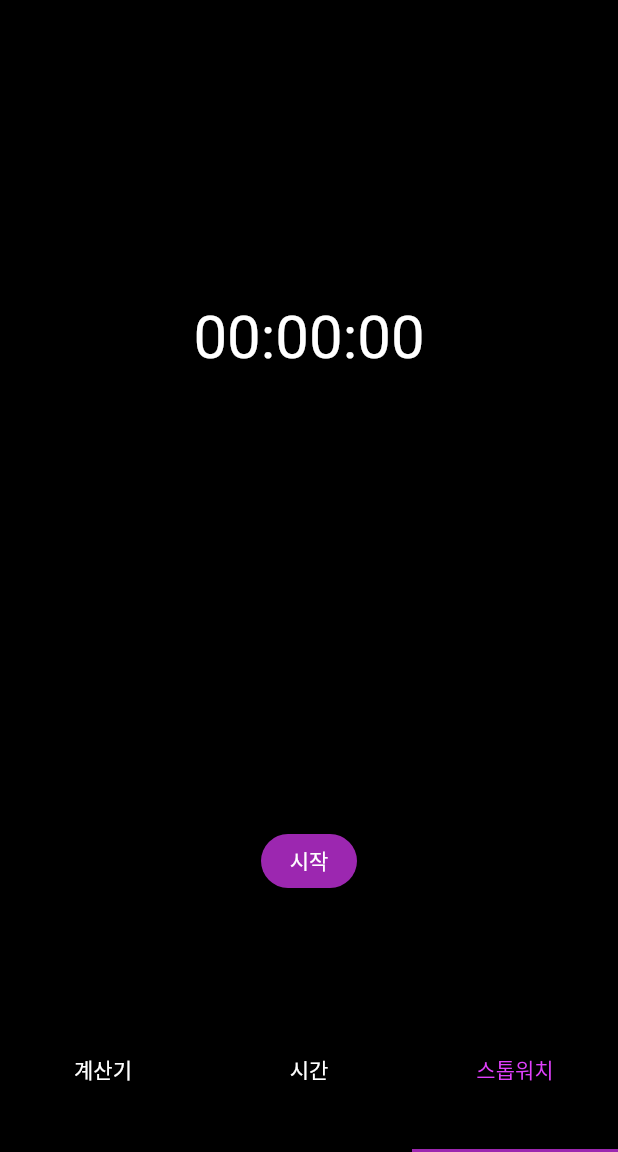
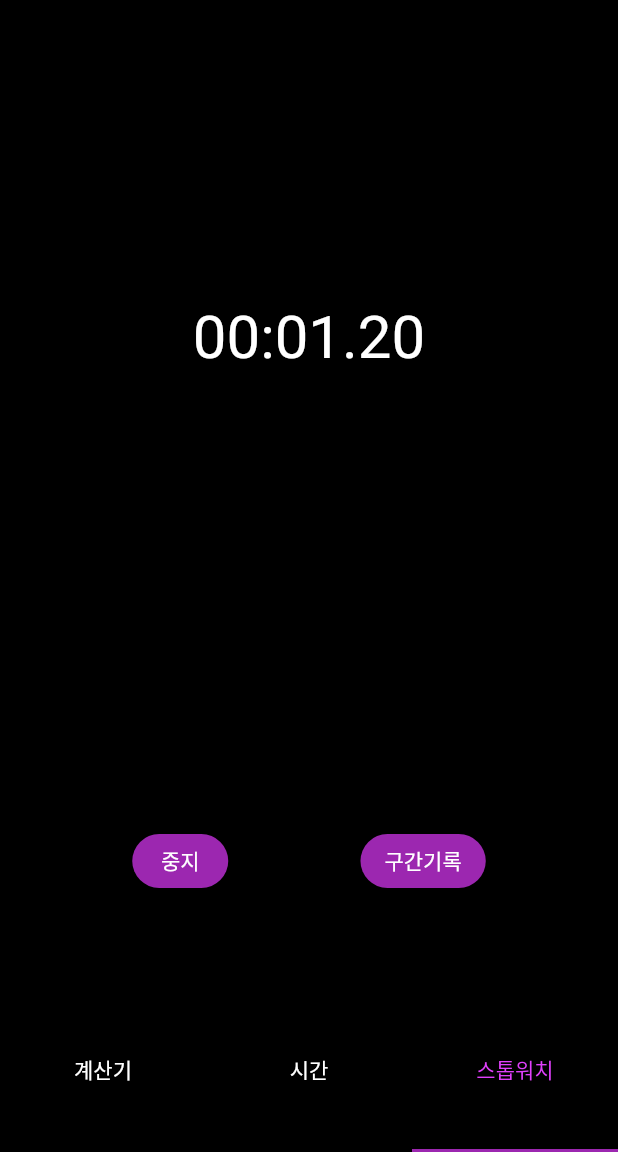
Before and after one commit to Heungjun/StudyInBusan, a Flutter app: the screen it shows after launch, item 3 of the bottom bar chosen, after a tap on "시작", on a phone screen of 412 x 824 dp, the part 84-1236 px from its top. Run offline on Flutter 3.47's test engine with Material 2 defaults, Android fonts, the phone set to English and light mode, and no system bars; our stand-ins replace contacts_service, permission_handler.

Commit message:
2021-05-21, Add stopwatch. But have 2 bugs...

```diff
--- a/meeting1/lib/page/Stopwatch.dart
+++ b/meeting1/lib/page/Stopwatch.dart
@@ -1,3 +1,5 @@
+import 'dart:async';
+
 import 'package:flutter/material.dart';
 
 class Stopwatch extends StatefulWidget {
@@ -6,27 +8,62 @@ class Stopwatch extends StatefulWidget {
 }
 
 class _StopwatchState extends State<Stopwatch> {
-  @override
-  Widget build(BuildContext context) {
-    return Container(
-      child: Column(
+  List<String> _ListStopwatchState = ['Stop', 'Run', 'Pause'];
+  String _strStateStopwatch = 'stop';
+  int _time = 0;
+  late Timer _timer;
+  List<String> _saveTimes = [];
+
+  Widget StateBtns(String _stopwatchTimer) {
+    Widget stateBtns = ElevatedButton(
+      onPressed: () {
+        _timer = Timer.periodic(Duration(milliseconds: 10), (timer) {
+          setState(() {
+            _time++;
+          });
+        });
+        setState(() {
+          _strStateStopwatch = _ListStopwatchState[1];
+        });
+      },
+      child: Text(
+        '시작',
+        style: TextStyle(color: Colors.white),
+      ),
+      style: ElevatedButton.styleFrom(
+          primary: Colors.purple,
+          shape: new RoundedRectangleBorder(
+              borderRadius: new BorderRadius.circular(30.0))),
+    );
+
+    if (_strStateStopwatch == _ListStopwatchState[1]) {
+      stateBtns = Row(
+        mainAxisAlignment: MainAxisAlignment.spaceEvenly,
         children: [
-          Container(
+          ElevatedButton(
+            onPressed: () {
+              if (_timer.isActive) _timer.cancel();
+              setState(() {
+                _strStateStopwatch = _ListStopwatchState[2];
+              });
+            },
             child: Text(
-              '00:00:00',
-              style: TextStyle(
-                color: Colors.white,
-                fontSize: 40,
-              ),
+              '중지',
+              style: TextStyle(color: Colors.white),
             ),
-            alignment: Alignment.center,
-            height: 450,
+            style: ElevatedButton.styleFrom(
+                primary: Colors.purple,
+                shape: new RoundedRectangleBorder(
+                    borderRadius: new BorderRadius.circular(30.0))),
           ),
-          SizedBox(height: 100),
           ElevatedButton(
-            onPressed: () {},
+            onPressed: () {
+              setState(() {
+                _saveTimes.insert(0, _stopwatchTimer);
+              });
+            },
             child: Text(
-              '시작',
+              '구간기록',
               style: TextStyle(color: Colors.white),
             ),
             style: ElevatedButton.styleFrom(
@@ -35,6 +72,99 @@ class _StopwatchState extends State<Stopwatch> {
                     borderRadius: new BorderRadius.circular(30.0))),
           )
         ],
+      );
+    } else if (_strStateStopwatch == _ListStopwatchState[2]) {
+      stateBtns = Row(
+        mainAxisAlignment: MainAxisAlignment.spaceEvenly,
+        children: [
+          ElevatedButton(
+            onPressed: () {
+              _timer = Timer.periodic(Duration(milliseconds: 10), (timer) {
+                setState(() {
+                  _time++;
+                });
+              });
+              setState(() {
+                _strStateStopwatch = _ListStopwatchState[1];
+              });
+            },
+            child: Text(
+              '계속',
+              style: TextStyle(color: Colors.white),
+            ),
+            style: ElevatedButton.styleFrom(
+                primary: Colors.purple,
+                shape: new RoundedRectangleBorder(
+                    borderRadius: new BorderRadius.circular(30.0))),
+          ),
+          ElevatedButton(
+            onPressed: () {
+              if (_timer.isActive) _timer.cancel();
+              _time = 0;
+              setState(() {
+                _strStateStopwatch = _ListStopwatchState[0];
+              });
+            },
+            child: Text(
+              '초기화',
+              style: TextStyle(color: Colors.white),
+            ),
+            style: ElevatedButton.styleFrom(
+                primary: Colors.purple,
+                shape: new RoundedRectangleBorder(
+                    borderRadius: new BorderRadius.circular(30.0))),
+          )
+        ],
+      );
+    }
+
+    return stateBtns;
+  }
+
+  @override
+  Widget build(BuildContext context) {
+    int _stopwatchTimerHour = _time ~/ 360000;
+    int _stopwatchTimerMinute = ((_time ~/ 100) ~/ 60) % 60;
+    int _stopwatchTimerSecond = (_time ~/ 100) % 60;
+    int _stopwatchTimerMilli = _time % 100;
+    String _stopwatchTimer =
+        '${_stopwatchTimerHour == 0 ? '' : _stopwatchTimerHour.toString() + ':'}${_stopwatchTimerMinute.toString().padLeft(2, '0')}:${_stopwatchTimerSecond.toString().padLeft(2, '0')}.${_stopwatchTimerMilli.toString().padLeft(2, '0')}';
+
+    return Container(
+      child: Column(
+        children: [
+          Container(
+            child: Column(
+              mainAxisAlignment: MainAxisAlignment.center,
+              children: [
+                Text(
+                  _stopwatchTimer,
+                  style: TextStyle(
+                    color: Colors.white,
+                    fontSize: 40,
+                  ),
+                ),
+                _saveTimes.length > 0
+                    ? ListView(
+                        children: _saveTimes
+                            .map((time) => Text(
+                                  time,
+                                  style: TextStyle(color: Colors.white),
+                                ))
+                            .toList(),
+                      )
+                    : SizedBox(
+                        height: 0,
+                        width: 0,
+                      )
+              ],
+            ),
+            alignment: Alignment.center,
+            height: 450,
+          ),
+          SizedBox(height: 100),
+          StateBtns(_stopwatchTimer),
+        ],
       ),
     );
   }
```
